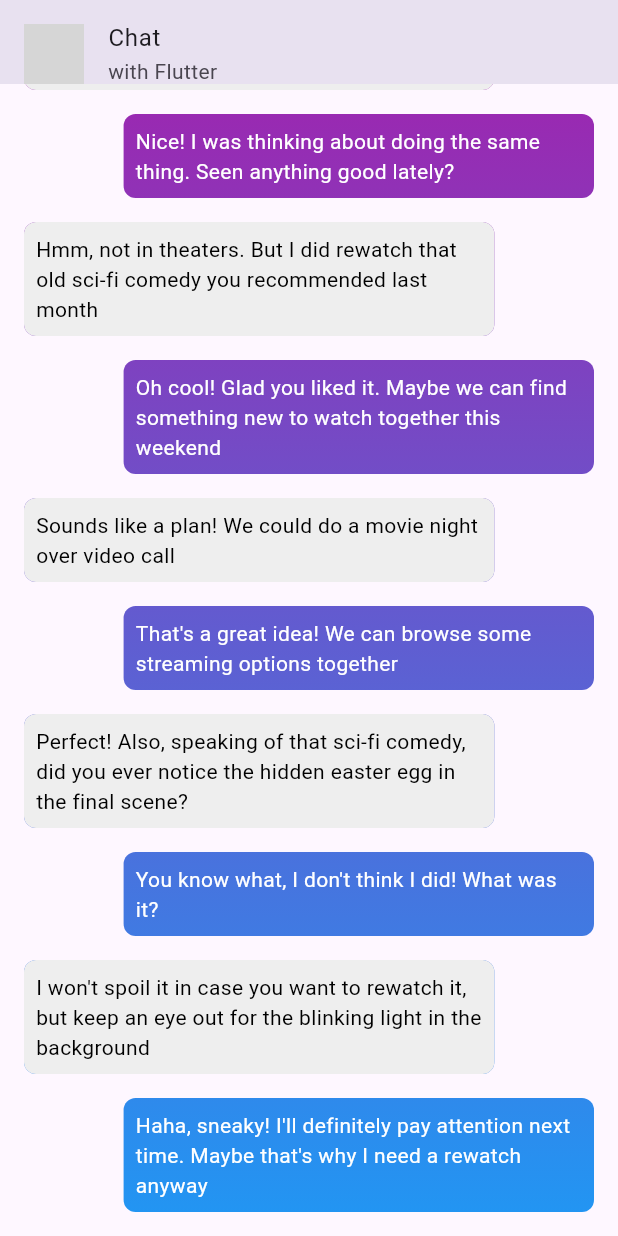
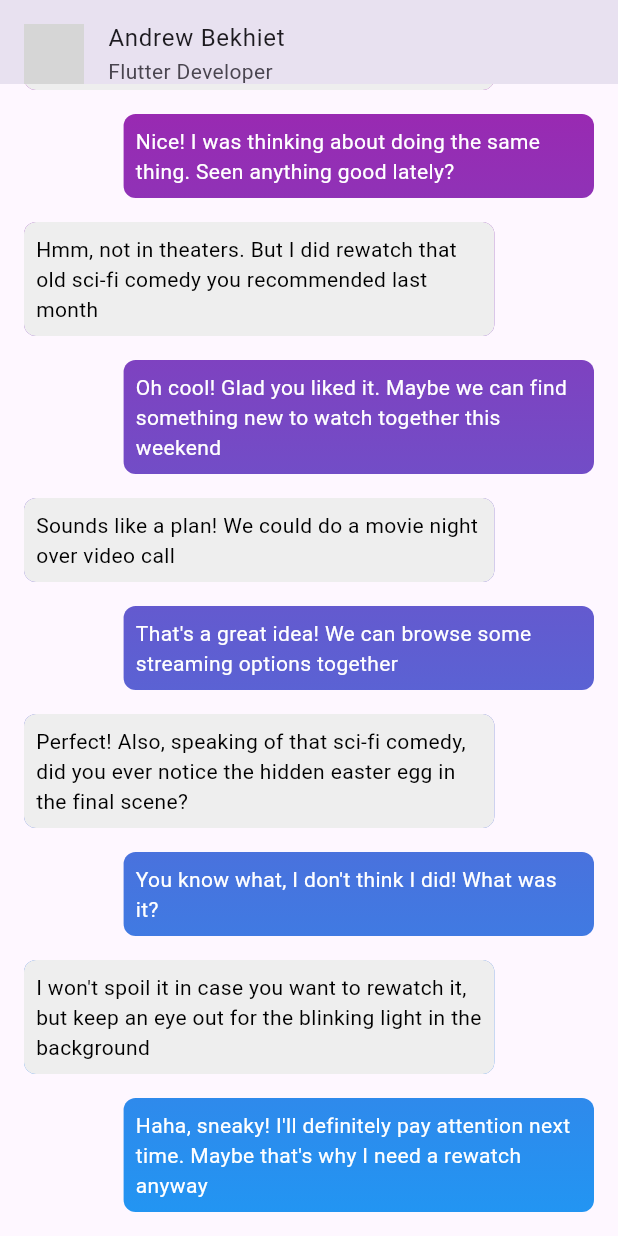
Before and after one commit to Andrew-Bekhiet/messenger_gradient_demo, a Flutter app: the screen it shows after launch, on a phone screen of 412 x 824 dp. Run offline on Flutter 3.47's test engine with Material 3 defaults, Android fonts, the phone set to English and light mode, and no system bars; network calls fail; grey boxes are pictures that could not be loaded.

Commit message:
fix: change mock data

```diff
--- a/lib/pages/chat.dart
+++ b/lib/pages/chat.dart
@@ -92,9 +92,9 @@ class _ChatScreenState extends State<ChatScreen> {
       appBar: AppBar(
         flexibleSpace: const SafeArea(
           child: UserInfo(
-            name: 'Chat',
-            subtitle: 'with Flutter',
-            imageUrl: 'https://i.pravatar.cc/150?u=someuser@example.com',
+            name: 'Andrew Bekhiet',
+            subtitle: 'Flutter Developer',
+            imageUrl: 'https://avatars.githubusercontent.com/u/40571928',
           ),
         ),
       ),
```
